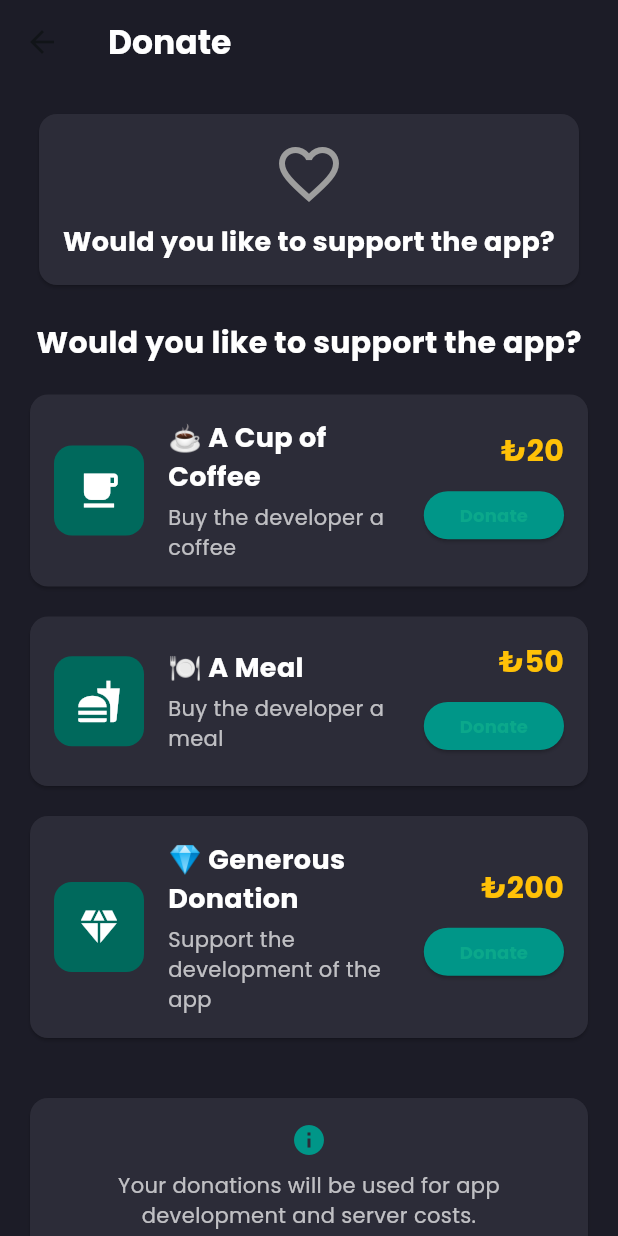
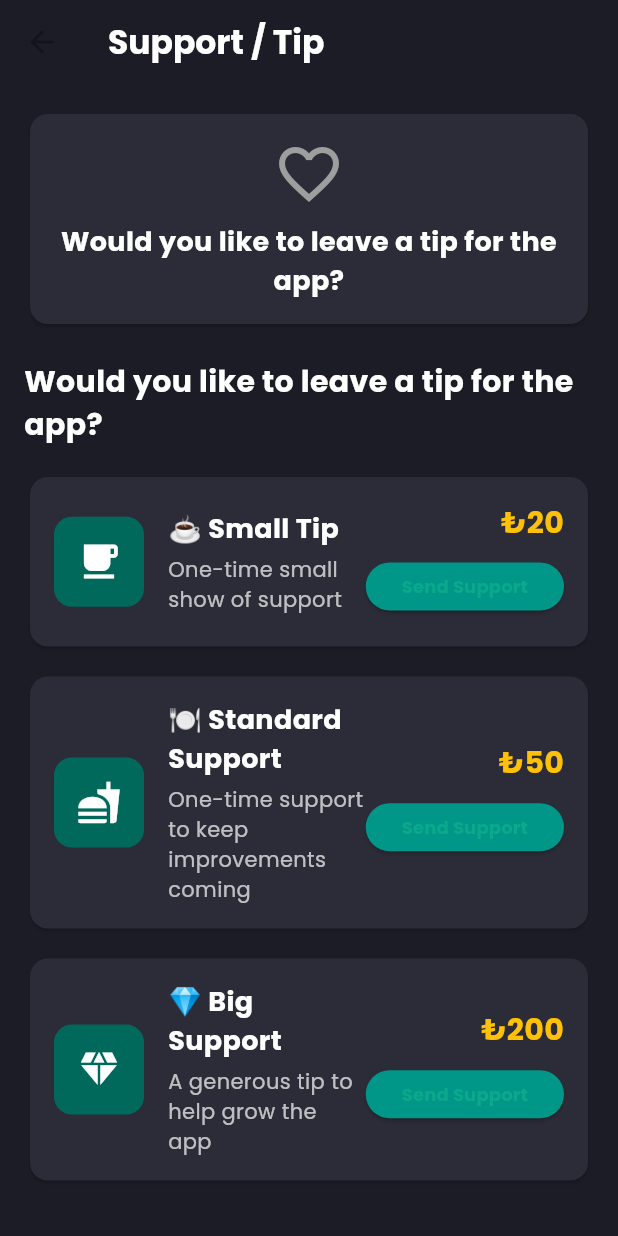
Before and after one commit to atardamar07/ezan_hatirlatici, a Flutter app: the DonationScreen screen opened by its route, on a phone screen of 412 x 824 dp. Run offline on Flutter 3.47's test engine with Material 3 defaults, Android fonts, the phone set to English and light mode, and no system bars; our stand-ins replace flutter_local_notifications, geocoding, geolocator, google_mobile_ads, in_app_purchase, sensors_plus and 4 more; accounts and stored records are empty; network calls fail.

Commit message:
auto update

```diff
--- a/lib/l10n/app_en.arb
+++ b/lib/l10n/app_en.arb
@@ -56,26 +56,27 @@
   "reset": "Reset",
   "count": "Count",
   "tapToCount": "Tap the screen to increase your dhikr count",
-  "donationsForWeb": "Donations Available on Mobile App",
-  "donateInfo": "You can make donations by using the app on your Android or iOS device.",
-  "donationTitle": "Donate",
+  "donationsForWeb": "Support Options Available on Mobile App",
+  "donateInfo": "You can leave an optional tip using the app on your Android or iOS device.",
+  "donationTitle": "Support / Tip",
   "thankYou": "Thank You!",
-  "donationSuccess": "Thank you for your donation!",
+  "donationSuccess": "Thank you for your support!",
   "noAds": "You will no longer see ads in the app.",
-  "donationFailed": "Donation failed: {error}",
+  "donationFailed": "Support payment failed: {error}",
   "errorTitle": "Error",
-  "hasDonatedThanks": "Thank you for your donation!",
-  "supportApp": "Would you like to support the app?",
+  "hasDonatedThanks": "Thank you for your support!",
+  "supportApp": "Would you like to leave a tip for the app?",
   "adFreeExperience": "Enjoy your ad-free experience",
-  "donationInfoText": "Your donations will be used for app development and server costs.",
+  "supportOptionalText": "Tips are completely optional and not required to use the app.",
+  "donationInfoText": "Tips are processed via Google Play Billing and help cover development and server costs.",
   "noAdsFor30Days": "No ads will be shown for 30 days after donating.",
-  "coffeeDonation": "☕ A Cup of Coffee",
-  "coffeeDescription": "Buy the developer a coffee",
-  "mealDonation": "🍽️ A Meal",
-  "mealDescription": "Buy the developer a meal",
-  "generousDonation": "💎 Generous Donation",
-  "generousDescription": "Support the development of the app",
-  "donateButton": "Donate",
+  "coffeeDonation": "☕ Small Tip",
+  "coffeeDescription": "One-time small show of support",
+  "mealDonation": "🍽️ Standard Support",
+  "mealDescription": "One-time support to keep improvements coming",
+  "generousDonation": "💎 Big Support",
+  "generousDescription": "A generous tip to help grow the app",
+  "donateButton": "Send Support",
   "locationNotDetected": "Location not detected. Please select a city manually.",
   "failedToLoadPrayerTimes": "Failed to load prayer times. Please check location settings.",
   "prayerTimeEntered": "Prayer time has started",
--- a/lib/l10n/app_localizations.dart
+++ b/lib/l10n/app_localizations.dart
@@ -440,19 +440,19 @@
   /// No description provided for @donationsForWeb.
   ///
   /// In en, this message translates to:
-  /// **'Donations Available on Mobile App'**
+  /// **'Support Options Available on Mobile App'**
   String get donationsForWeb;
 
   /// No description provided for @donateInfo.
   ///
   /// In en, this message translates to:
-  /// **'You can make donations by using the app on your Android or iOS device.'**
+  /// **'You can leave an optional tip using the app on your Android or iOS device.'**
   String get donateInfo;
 
   /// No description provided for @donationTitle.
   ///
   /// In en, this message translates to:
-  /// **'Donate'**
+  /// **'Support / Tip'**
   String get donationTitle;
 
   /// No description provided for @thankYou.
@@ -464,7 +464,7 @@
   /// No description provided for @donationSuccess.
   ///
   /// In en, this message translates to:
-  /// **'Thank you for your donation!'**
+  /// **'Thank you for your support!'**
   String get donationSuccess;
 
   /// No description provided for @noAds.
@@ -476,7 +476,7 @@
   /// No description provided for @donationFailed.
   ///
   /// In en, this message translates to:
-  /// **'Donation failed: {error}'**
+  /// **'Support payment failed: {error}'**
   String donationFailed(Object error);
 
   /// No description provided for @errorTitle.
@@ -488,14 +488,20 @@
   /// No description provided for @hasDonatedThanks.
   ///
   /// In en, this message translates to:
-  /// **'Thank you for your donation!'**
+  /// **'Thank you for your support!'**
   String get hasDonatedThanks;
 
   /// No description provided for @supportApp.
   ///
   /// In en, this message translates to:
-  /// **'Would you like to support the app?'**
+  /// **'Would you like to leave a tip for the app?'**
   String get supportApp;
+
+  /// No description provided for @supportOptionalText.
+  ///
+  /// In en, this message translates to:
+  /// **'Tips are completely optional and not required to use the app.'**
+  String get supportOptionalText;
 
   /// No description provided for @adFreeExperience.
   ///
@@ -506,7 +512,7 @@
   /// No description provided for @donationInfoText.
   ///
   /// In en, this message translates to:
-  /// **'Your donations will be used for app development and server costs.'**
+  /// **'Tips are processed via Google Play Billing and help cover development and server costs.'**
   String get donationInfoText;
 
   /// No description provided for @noAdsFor30Days.
@@ -518,7 +524,7 @@
   /// No description provided for @coffeeDonation.
   ///
   /// In en, this message translates to:
-  /// **'☕ A Cup of Coffee'**
+  /// **'☕ Small Tip'**
   String get coffeeDonation;
 
   /// No description provided for @coffeeDescription.
@@ -530,31 +536,31 @@
   /// No description provided for @mealDonation.
   ///
   /// In en, this message translates to:
-  /// **'🍽️ A Meal'**
+  /// **'🍽️ Standard Support'**
   String get mealDonation;
 
   /// No description provided for @mealDescription.
   ///
   /// In en, this message translates to:
-  /// **'Buy the developer a meal'**
+  /// **'One-time support to keep improvements coming'**
   String get mealDescription;
 
   /// No description provided for @generousDonation.
   ///
   /// In en, this message translates to:
-  /// **'💎 Generous Donation'**
+  /// **'💎 Big Support'**
   String get generousDonation;
 
   /// No description provided for @generousDescription.
   ///
   /// In en, this message translates to:
-  /// **'Support the development of the app'**
+  /// **'A generous tip to help grow the app'**
   String get generousDescription;
 
   /// No description provided for @donateButton.
   ///
   /// In en, this message translates to:
-  /// **'Donate'**
+  /// **'Send Support'**
   String get donateButton;
 
   /// No description provided for @locationNotDetected.
--- a/lib/l10n/app_localizations_en.dart
+++ b/lib/l10n/app_localizations_en.dart
@@ -193,66 +193,71 @@
   String get tapToCount => 'Tap the screen to increase your dhikr count';
 
   @override
-  String get donationsForWeb => 'Donations Available on Mobile App';
+  String get donationsForWeb => 'Support Options Available on Mobile App';
 
   @override
-  String get donateInfo => 'You can make donations by using the app on your Android or iOS device.';
+  String get donateInfo => 'You can leave an optional tip using the app on your Android or iOS device.';
 
   @override
-  String get donationTitle => 'Donate';
+  String get donationTitle => 'Support / Tip';
 
   @override
   String get thankYou => 'Thank You!';
 
   @override
-  String get donationSuccess => 'Thank you for your donation!';
+  String get donationSuccess => 'Thank you for your support!';
 
   @override
   String get noAds => 'You will no longer see ads in the app.';
 
   @override
   String donationFailed(Object error) {
-    return 'Donation failed: $error';
+    return 'Support payment failed: $error';
   }
 
   @override
   String get errorTitle => 'Error';
 
   @override
-  String get hasDonatedThanks => 'Thank you for your donation!';
+  String get hasDonatedThanks => 'Thank you for your support!';
 
   @override
-  String get supportApp => 'Would you like to support the app?';
+  String get supportApp => 'Would you like to leave a tip for the app?';
+
+  @override
+  String get supportOptionalText =>
+      'Tips are completely optional and not required to use the app.';
 
   @override
   String get adFreeExperience => 'Enjoy your ad-free experience';
 
   @override
-  String get donationInfoText => 'Your donations will be used for app development and server costs.';
+  String get donationInfoText =>
+      'Tips are processed via Google Play Billing and help cover development and server costs.';
 
   @override
   String get noAdsFor30Days => 'No ads will be shown for 30 days after donating.';
 
   @override
-  String get coffeeDonation => '☕ A Cup of Coffee';
+  String get coffeeDonation => '☕ Small Tip';
 
   @override
-  String get coffeeDescription => 'Buy the developer a coffee';
+  String get coffeeDescription => 'One-time small show of support';
 
   @override
-  String get mealDonation => '🍽️ A Meal';
+  String get mealDonation => '🍽️ Standard Support';
 
   @override
-  String get mealDescription => 'Buy the developer a meal';
+  String get mealDescription => 'One-time support to keep improvements coming';
 
   @override
-  String get generousDonation => '💎 Generous Donation';
+  String get generousDonation => '💎 Big Support';
 
   @override
-  String get generousDescription => 'Support the development of the app';
+  String get generousDescription => 'A generous tip to help grow the app';
 
   @override
-  String get donateButton => 'Donate';
+  String get donateButton => 'Send Support';
 
   @override
   String get locationNotDetected => 'Location not detected. Please select a city manually.';
--- a/lib/screens/donation_screen.dart
+++ b/lib/screens/donation_screen.dart
@@ -231,6 +231,12 @@
             const Icon(Icons.info, color: Colors.teal),
             const SizedBox(height: 8),
             Text(
+              AppLocalizations.of(context)!.supportOptionalText,
+              style: const TextStyle(color: Colors.white70),
+              textAlign: TextAlign.center,
+            ),
+            const SizedBox(height: 8),
+            Text(
               AppLocalizations.of(context)!.donationInfoText,
               style: const TextStyle(color: Colors.white70),
               textAlign: TextAlign.center,
--- a/lib/services/donation_service.dart
+++ b/lib/services/donation_service.dart
@@ -41,26 +41,26 @@
     };
   }
 
-  /// Ekranda göstereceğimiz bağış seçenekleri
+  /// Ekranda göstereceğimiz destek/bahşiş seçenekleri
   static List<Map<String, dynamic>> getDonationProducts(AppLocalizations loc) {
     // Buradaki id'ler, mobilde tanımladığımız IAP id'leriyle eşleşiyor
     return [
       {
-        'id': 'coffee_donation',
+        'id': 'support_tip_small',
         'title': loc.coffeeDonation,
         'description': loc.coffeeDescription,
         'price': '₺20',
         'icon': Icons.local_cafe,
       },
       {
-        'id': 'meal_donation',
+        'id': 'support_tip_standard',
         'title': loc.mealDonation,
         'description': loc.mealDescription,
         'price': '₺50',
         'icon': Icons.fastfood,
       },
       {
-        'id': 'generous_donation',
+        'id': 'support_tip_plus',
         'title': loc.generousDonation,
         'description': loc.generousDescription,
         'price': '₺200',
--- a/lib/services/donation_service_mobile.dart
+++ b/lib/services/donation_service_mobile.dart
@@ -9,9 +9,10 @@
 /// Mobil (Android / iOS) için bağış servisi
 class PlatformDonationService implements DonationServiceBase {
   // Ürün ID'leri (Google Play / App Store'da tanımladığın ID'lerle aynı olmalı)
-  static const String coffeeId = 'coffee_donation';
-  static const String mealId = 'meal_donation';
-  static const String generousId = 'generous_donation';
+  // Google Play Billing / App Store ürün kimlikleri (tek seferlik destek)
+  static const String coffeeId = 'support_tip_small';
+  static const String mealId = 'support_tip_standard';
+  static const String generousId = 'support_tip_plus';
 
   final InAppPurchase _iap = InAppPurchase.instance;
   StreamSubscription<List<PurchaseDetails>>? _subscription;
```
Also changed, not shown: lib/l10n/app_ar.arb (+16 -15 lines), lib/l10n/app_de.arb (+16 -15 lines), lib/l10n/app_localizations_ar.dart (+20 -15 lines), lib/l10n/app_localizations_de.dart (+21 -15 lines), lib/l10n/app_localizations_ru.dart (+21 -15 lines), lib/l10n/app_localizations_tr.dart (+20 -15 lines), lib/l10n/app_ru.arb (+16 -15 lines), lib/l10n/app_tr.arb (+16 -15 lines), 3 other files.
